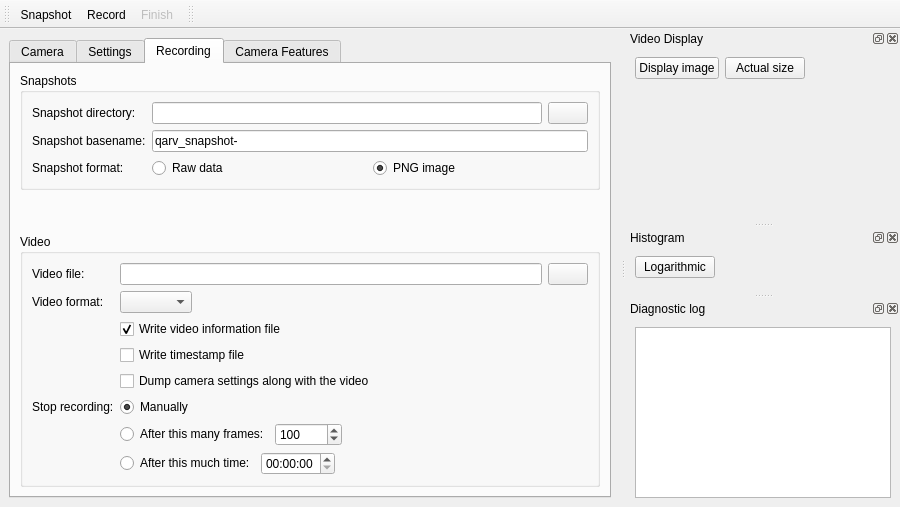
Old version of the form src/mainwindow.ui in the repository anselg/qarv.
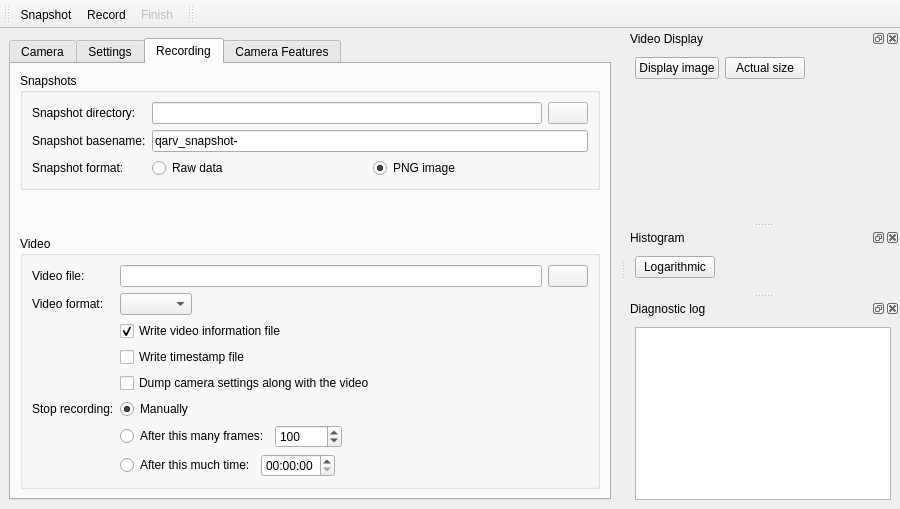
New version of the form. The open tabs and pages were chosen to show the change. Icons and pictures are not drawn. Custom widgets are drawn as their Qt base class.

The edit to the form file:
```diff
--- a/src/mainwindow.ui
+++ b/src/mainwindow.ui
@@ -7,7 +7,7 @@
     <x>0</x>
     <y>0</y>
     <width>900</width>
-    <height>507</height>
+    <height>509</height>
    </rect>
   </property>
   <property name="windowTitle">
@@ -837,6 +837,8 @@
        </attribute>
        <layout class="QVBoxLayout" name="verticalLayout_11">
         <item>
+         <layout class="QVBoxLayout" name="verticalLayout_10">
+          <item>
          <widget class="QGroupBox" name="snapshotBox">
           <property name="title">
            <string>Snapshots</string>
@@ -1116,6 +1118,8 @@
          </widget>
         </item>
        </layout>
+        </item>
+       </layout>
       </widget>
       <widget class="QWidget" name="advancedTab">
        <attribute name="title">
```
Left out of the diff: 6 changed lines with no effect on the pictures. Lines whose indentation alone changed are shown as unchanged.
